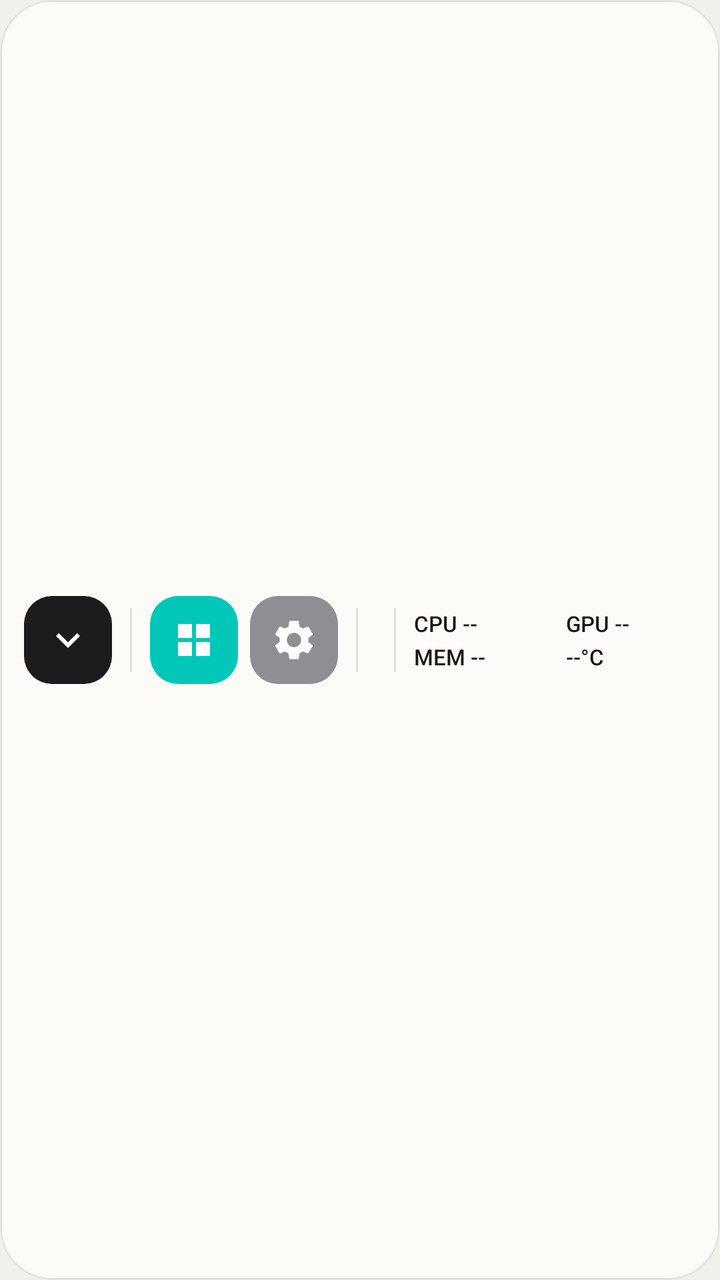
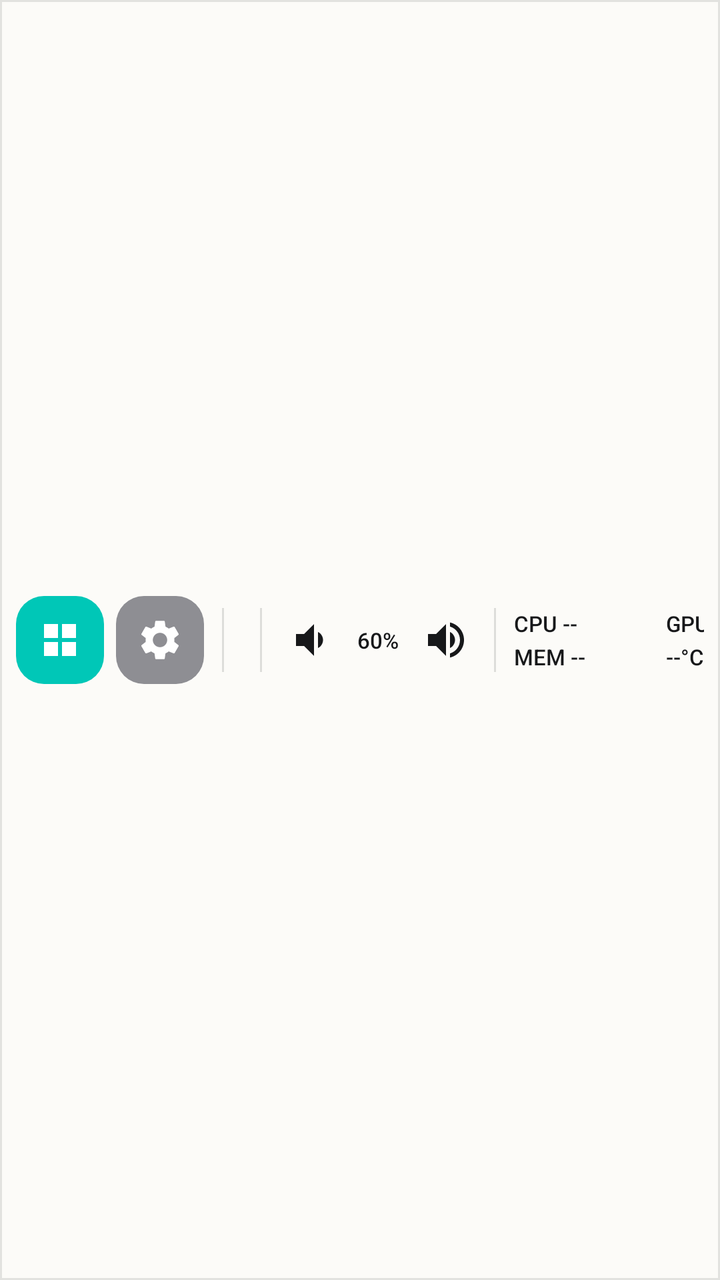

Two renders of the same Android screen: before a commit and after it. Below are the layout's source before the change and the commit's diff.
<!-- AndroidManifest.xml: application theme Theme.MyCarDesk -->
<!-- res/layout/view_dock.xml -->
<?xml version="1.0" encoding="utf-8"?>
<com.google.android.material.card.MaterialCardView xmlns:android="http://schemas.android.com/apk/res/android"
    xmlns:app="http://schemas.android.com/apk/res-auto"
    android:id="@+id/dockRoot"
    android:layout_width="match_parent"
    android:layout_height="104dp"
    app:cardBackgroundColor="@color/dock_surface"
    app:cardCornerRadius="26dp"
    app:cardElevation="0dp"
    app:strokeColor="@color/card_stroke"
    app:strokeWidth="1dp">

    <LinearLayout
        android:id="@+id/dockBar"
        android:layout_width="match_parent"
        android:layout_height="match_parent"
        android:gravity="center_vertical"
        android:orientation="horizontal"
        android:paddingHorizontal="12dp">

        <ImageButton
            android:id="@+id/dockMaster"
            android:layout_width="44dp"
            android:layout_height="44dp"
            android:background="@drawable/bg_quick_button"
            android:backgroundTint="@color/accent_black"
            android:contentDescription="@string/dock_collapse"
            android:padding="10dp"
            android:src="@drawable/ic_chevron_down"
            app:tint="@color/white" />

        <LinearLayout
            android:id="@+id/dockContent"
            android:layout_width="0dp"
            android:layout_height="match_parent"
            android:layout_weight="1"
            android:gravity="center_vertical"
            android:orientation="horizontal">

            <View
                android:layout_width="1dp"
                android:layout_height="32dp"
                android:layout_marginHorizontal="9dp"
                android:background="@color/divider" />

            <ImageButton
                android:id="@+id/dockMenu"
                android:layout_width="44dp"
                android:layout_height="44dp"
                android:background="@drawable/bg_quick_button"
                android:backgroundTint="@color/accent_cyan"
                android:contentDescription="@string/dock_menu"
                android:padding="10dp"
                android:src="@drawable/ic_apps"
                app:tint="@color/white" />

            <ImageButton
                android:id="@+id/dockSettings"
                android:layout_width="44dp"
                android:layout_height="44dp"
                android:layout_marginStart="6dp"
                android:background="@drawable/bg_quick_button"
                android:backgroundTint="@color/accent_gray"
                android:contentDescription="@string/dock_settings"
                android:padding="10dp"
                android:src="@drawable/ic_settings"
                app:tint="@color/white" />

            <View
                android:layout_width="1dp"
                android:layout_height="32dp"
                android:layout_marginHorizontal="9dp"
                android:background="@color/divider" />

            <LinearLayout
                android:id="@+id/dockMusicSection"
                android:layout_width="0dp"
                android:layout_height="match_parent"
                android:layout_weight="1"
                android:gravity="center_vertical"
                android:orientation="horizontal">

                <FrameLayout
                    android:layout_width="44dp"
                    android:layout_height="44dp"
                    android:background="@drawable/bg_album_art"
                    android:clipToOutline="true"
                    android:outlineProvider="background">

                    <ImageView
                        android:layout_width="20dp"
                        android:layout_height="20dp"
                        android:layout_gravity="center"
                        android:contentDescription="@string/media_song"
                        android:src="@drawable/ic_music"
                        app:tint="@color/white" />
                </FrameLayout>

                <LinearLayout
                    android:layout_width="0dp"
                    android:layout_height="wrap_content"
                    android:layout_marginStart="8dp"
                    android:layout_weight="1"
                    android:orientation="vertical">

                    <TextView
                        android:id="@+id/dockMediaTitle"
                        android:layout_width="match_parent"
                        android:layout_height="wrap_content"
                        android:ellipsize="end"
                        android:fontFamily="sans-serif-medium"
                        android:maxLines="1"
                        android:text="@string/media_song"
                        android:textColor="@color/text_primary"
                        android:textSize="13sp" />

                    <TextView
                        android:id="@+id/dockMediaArtist"
                        android:layout_width="match_parent"
                        android:layout_height="wrap_content"
                        android:layout_marginTop="1dp"
                        android:ellipsize="end"
                        android:maxLines="1"
                        android:text="@string/media_artist"
                        android:textColor="@color/text_secondary"
                        android:textSize="10sp" />
                </LinearLayout>

                <ImageButton
                    android:id="@+id/dockPrevious"
                    android:layout_width="30dp"
                    android:layout_height="30dp"
                    android:background="?attr/selectableItemBackgroundBorderless"
                    android:contentDescription="@string/media_previous"
                    android:src="@drawable/ic_prev"
                    app:tint="@color/text_primary" />

                <ImageButton
                    android:id="@+id/dockPlayPause"
                    android:layout_width="30dp"
                    android:layout_height="30dp"
                    android:background="?attr/selectableItemBackgroundBorderless"
                    android:contentDescription="@string/media_pause"
                    android:src="@drawable/ic_pause"
                    app:tint="@color/text_primary" />

                <ImageButton
                    android:id="@+id/dockNext"
                    android:layout_width="30dp"
                    android:layout_height="30dp"
                    android:background="?attr/selectableItemBackgroundBorderless"
                    android:contentDescription="@string/media_next"
                    android:src="@drawable/ic_next"
                    app:tint="@color/text_primary" />
            </LinearLayout>

            <View
                android:layout_width="1dp"
                android:layout_height="32dp"
                android:layout_marginHorizontal="9dp"
                android:background="@color/divider" />

            <LinearLayout
                android:id="@+id/dockPerfSection"
                android:layout_width="wrap_content"
                android:layout_height="wrap_content"
                android:gravity="center_vertical"
                android:orientation="vertical">

                <LinearLayout
                    android:layout_width="wrap_content"
                    android:layout_height="wrap_content"
                    android:orientation="horizontal">

                    <TextView
                        android:id="@+id/dockCpu"
                        android:layout_width="wrap_content"
                        android:layout_height="wrap_content"
                        android:fontFamily="sans-serif-medium"
                        android:minWidth="68dp"
                        android:text="CPU --"
                        android:textColor="@color/text_primary"
                        android:textSize="11sp" />

                    <TextView
                        android:id="@+id/dockGpu"
                        android:layout_width="wrap_content"
                        android:layout_height="wrap_content"
                        android:layout_marginStart="8dp"
                        android:fontFamily="sans-serif-medium"
                        android:minWidth="68dp"
                        android:text="GPU --"
                        android:textColor="@color/text_primary"
                        android:textSize="11sp" />
                </LinearLayout>

                <LinearLayout
                    android:layout_width="wrap_content"
                    android:layout_height="wrap_content"
                    android:layout_marginTop="2dp"
                    android:orientation="horizontal">

                    <TextView
                        android:id="@+id/dockMem"
                        android:layout_width="wrap_content"
                        android:layout_height="wrap_content"
                        android:fontFamily="sans-serif-medium"
                        android:minWidth="68dp"
                        android:text="MEM --"
                        android:textColor="@color/text_primary"
                        android:textSize="11sp" />

                    <TextView
                        android:id="@+id/dockTemp"
                        android:layout_width="wrap_content"
                        android:layout_height="wrap_content"
                        android:layout_marginStart="8dp"
                        android:fontFamily="sans-serif-medium"
                        android:minWidth="68dp"
                        android:text="--°C"
                        android:textColor="@color/text_primary"
                        android:textSize="11sp" />
                </LinearLayout>
            </LinearLayout>

            <View
                android:layout_width="1dp"
                android:layout_height="32dp"
                android:layout_marginHorizontal="9dp"
                android:background="@color/divider" />

            <LinearLayout
                android:id="@+id/dockIoSection"
                android:layout_width="wrap_content"
                android:layout_height="match_parent"
                android:gravity="center_vertical"
                android:orientation="horizontal">

                <LinearLayout
                    android:layout_width="wrap_content"
                    android:layout_height="wrap_content"
                    android:gravity="center_horizontal"
                    android:orientation="vertical">

                    <ImageButton
                        android:id="@+id/dockBluetooth"
                        android:layout_width="38dp"
                        android:layout_height="38dp"
                        android:background="@drawable/bg_quick_button"
                        android:backgroundTint="@color/accent_blue"
                        android:contentDescription="@string/dock_bluetooth"
                        android:padding="9dp"
                        android:src="@drawable/ic_bluetooth"
                        app:tint="@color/white" />

                    <TextView
                        android:id="@+id/dockBtStatus"
                        android:layout_width="72dp"
                        android:layout_height="wrap_content"
                        android:layout_marginTop="2dp"
                        android:ellipsize="end"
                        android:gravity="center"
                        android:maxLines="1"
                        android:text="@string/dock_bt_off"
                        android:textColor="@color/text_secondary"
                        android:textSize="9sp" />
                </LinearLayout>

                <LinearLayout
                    android:layout_width="wrap_content"
                    android:layout_height="wrap_content"
                    android:layout_marginStart="6dp"
                    android:gravity="center_horizontal"
                    android:orientation="vertical">

                    <ImageButton
                        android:id="@+id/dockWifi"
                        android:layout_width="38dp"
                        android:layout_height="38dp"
                        android:background="@drawable/bg_quick_button"
                        android:backgroundTint="@color/accent_cyan"
                        android:contentDescription="@string/dock_wifi"
                        android:padding="9dp"
                        android:src="@drawable/ic_wifi"
                        app:tint="@color/white" />

                    <TextView
                        android:id="@+id/dockWifiStatus"
                        android:layout_width="72dp"
                        android:layout_height="wrap_content"
                        android:layout_marginTop="2dp"
                        android:ellipsize="end"
                        android:gravity="center"
                        android:maxLines="1"
                        android:text="@string/dock_wifi_off"
                        android:textColor="@color/text_secondary"
                        android:textSize="9sp" />
                </LinearLayout>
            </LinearLayout>

            <View
                android:layout_width="1dp"
                android:layout_height="32dp"
                android:layout_marginHorizontal="9dp"
                android:background="@color/divider" />

            <LinearLayout
                android:id="@+id/dockClockSection"
                android:layout_width="wrap_content"
                android:layout_height="wrap_content"
                android:gravity="center_vertical|end"
                android:orientation="vertical"
                android:paddingStart="2dp">

                <TextView
                    android:id="@+id/dockDate"
                    android:layout_width="wrap_content"
                    android:layout_height="wrap_content"
                    android:text="@string/dock_date"
                    android:textColor="@color/text_secondary"
                    android:textSize="10sp" />

                <TextView
                    android:id="@+id/dockClock"
                    android:layout_width="wrap_content"
                    android:layout_height="wrap_content"
                    android:fontFamily="sans-serif-medium"
                    android:text="@string/dock_clock"
                    android:textColor="@color/text_primary"
                    android:textSize="20sp" />
            </LinearLayout>
        </LinearLayout>
    </LinearLayout>
</com.google.android.material.card.MaterialCardView>
<!-- resources referenced by this layout -->
<resources>
  <color name="accent_black">#1C1C1E</color>
  <color name="accent_blue">#0A84FF</color>
  <color name="accent_cyan">#00C7B7</color>
  <color name="accent_gray">#8E8E93</color>
  <color name="card_stroke">#1A000000</color>
  <color name="divider">#1F000000</color>
  <color name="dock_surface">#FCFBF8</color>
  <color name="text_primary">#17181A</color>
  <color name="text_secondary">#6D6F73</color>
  <color name="white">#FFFFFFFF</color>
  <!-- drawable ic_apps (drawable) -->
  <vector xmlns:android="http://schemas.android.com/apk/res/android"
      android:width="24dp"
      android:height="24dp"
      android:viewportWidth="24"
      android:viewportHeight="24">
      <path
          android:fillColor="#FFFFFFFF"
          android:pathData="M4,4h7v7H4zM13,4h7v7h-7zM4,13h7v7H4zM13,13h7v7h-7z" />
  </vector>
  <!-- drawable ic_chevron_down (drawable) -->
  <vector xmlns:android="http://schemas.android.com/apk/res/android"
      android:width="24dp"
      android:height="24dp"
      android:viewportWidth="24"
      android:viewportHeight="24">
      <path
          android:fillColor="#FFFFFFFF"
          android:pathData="M7.41,8.59L12,13.17l4.59,-4.58L18,10l-6,6 -6,-6z" />
  </vector>
  <!-- drawable ic_next (drawable) -->
  <vector xmlns:android="http://schemas.android.com/apk/res/android"
      android:width="24dp"
      android:height="24dp"
      android:viewportWidth="24"
      android:viewportHeight="24">
      <path
          android:fillColor="#FFFFFFFF"
          android:pathData="M16,6h2v12h-2zM6,18l8.5,-6L6,6z" />
  </vector>
  <!-- drawable ic_pause (drawable) -->
  <vector xmlns:android="http://schemas.android.com/apk/res/android"
      android:width="24dp"
      android:height="24dp"
      android:viewportWidth="24"
      android:viewportHeight="24">
      <path
          android:fillColor="#FFFFFFFF"
          android:pathData="M6,19h4V5H6v14zM14,5v14h4V5h-4z" />
  </vector>
  <!-- drawable ic_prev (drawable) -->
  <vector xmlns:android="http://schemas.android.com/apk/res/android"
      android:width="24dp"
      android:height="24dp"
      android:viewportWidth="24"
      android:viewportHeight="24">
      <path
          android:fillColor="#FFFFFFFF"
          android:pathData="M6,6h2v12H6zM9.5,12l8.5,6V6z" />
  </vector>
  <string name="dock_bluetooth">蓝牙</string>
  <string name="dock_bt_off">蓝牙 关闭</string>
  <string name="dock_clock">15:22</string>
  <string name="dock_collapse">收起操作栏</string>
  <string name="dock_date">周六 10月17日</string>
  <string name="dock_menu">应用列表</string>
  <string name="dock_settings">设置</string>
  <string name="dock_wifi">WiFi</string>
  <string name="dock_wifi_off">WiFi 关闭</string>
  <string name="media_artist">周杰伦</string>
  <string name="media_next">下一首</string>
  <string name="media_pause">暂停</string>
  <string name="media_previous">上一首</string>
  <string name="media_song">花海</string>
  <style name="Theme.MyCarDesk" parent="Theme.MyCarDesk.Base" />
  <color name="album_end">#6B3F2A</color>
  <color name="album_start">#D9B36C</color>
  <color name="ripple_light">#33FFFFFF</color>
  <color name="accent_red">#FF3B1F</color>
  <color name="accent_orange">#FF6A00</color>
  <color name="black">#FF000000</color>
  <color name="card_surface">#FBFAF7</color>
  <color name="desktop_background">#F2F0EB</color>
  <!-- unchanged entries left out for length: 7 -->
</resources>

<!-- the commit's change to res/layout/view_dock.xml (unified diff, before → after) -->
@@ -5,7 +5,7 @@
     android:layout_width="match_parent"
     android:layout_height="104dp"
     app:cardBackgroundColor="@color/dock_surface"
-    app:cardCornerRadius="26dp"
+    app:cardCornerRadius="0dp"
     app:cardElevation="0dp"
     app:strokeColor="@color/card_stroke"
     app:strokeWidth="1dp">
@@ -16,18 +16,7 @@
         android:layout_height="match_parent"
         android:gravity="center_vertical"
         android:orientation="horizontal"
-        android:paddingHorizontal="12dp">
-
-        <ImageButton
-            android:id="@+id/dockMaster"
-            android:layout_width="44dp"
-            android:layout_height="44dp"
-            android:background="@drawable/bg_quick_button"
-            android:backgroundTint="@color/accent_black"
-            android:contentDescription="@string/dock_collapse"
-            android:padding="10dp"
-            android:src="@drawable/ic_chevron_down"
-            app:tint="@color/white" />
+        android:paddingHorizontal="8dp">
 
         <LinearLayout
             android:id="@+id/dockContent"
@@ -36,12 +25,6 @@
             android:layout_weight="1"
             android:gravity="center_vertical"
             android:orientation="horizontal">
-
-            <View
-                android:layout_width="1dp"
-                android:layout_height="32dp"
-                android:layout_marginHorizontal="9dp"
-                android:background="@color/divider" />
 
             <ImageButton
                 android:id="@+id/dockMenu"
@@ -81,6 +64,7 @@
                 android:orientation="horizontal">
 
                 <FrameLayout
+                    android:id="@+id/dockAlbumArt"
                     android:layout_width="44dp"
                     android:layout_height="44dp"
                     android:background="@drawable/bg_album_art"
@@ -151,6 +135,51 @@
                     android:background="?attr/selectableItemBackgroundBorderless"
                     android:contentDescription="@string/media_next"
                     android:src="@drawable/ic_next"
+                    app:tint="@color/text_primary" />
+            </LinearLayout>
+
+            <View
+                android:layout_width="1dp"
+                android:layout_height="32dp"
+                android:layout_marginHorizontal="9dp"
+                android:background="@color/divider" />
+
+            <LinearLayout
+                android:id="@+id/dockVolumeSection"
+                android:layout_width="wrap_content"
+                android:layout_height="match_parent"
+                android:gravity="center_vertical"
+                android:orientation="horizontal">
+
+                <ImageButton
+                    android:id="@+id/dockVolumeDown"
+                    android:layout_width="30dp"
+                    android:layout_height="30dp"
+                    android:background="?attr/selectableItemBackgroundBorderless"
+                    android:contentDescription="@string/dock_volume_down"
+                    android:padding="6dp"
+                    android:src="@drawable/ic_volume_down"
+                    app:tint="@color/text_primary" />
+
+                <TextView
+                    android:id="@+id/dockVolume"
+                    android:layout_width="wrap_content"
+                    android:layout_height="wrap_content"
+                    android:fontFamily="sans-serif-medium"
+                    android:gravity="center"
+                    android:minWidth="38dp"
+                    android:text="60%"
+                    android:textColor="@color/text_primary"
+                    android:textSize="11sp" />
+
+                <ImageButton
+                    android:id="@+id/dockVolumeUp"
+                    android:layout_width="30dp"
+                    android:layout_height="30dp"
+                    android:background="?attr/selectableItemBackgroundBorderless"
+                    android:contentDescription="@string/dock_volume_up"
+                    android:padding="6dp"
+                    android:src="@drawable/ic_volume_up"
                     app:tint="@color/text_primary" />
             </LinearLayout>
 
<!-- resource entries referenced after the edit -->
@@ -1,6 +1,5 @@
 <!-- resources referenced by this layout -->
 <resources>
-  <color name="accent_black">#1C1C1E</color>
   <color name="accent_blue">#0A84FF</color>
   <color name="accent_cyan">#00C7B7</color>
   <color name="accent_gray">#8E8E93</color>
@@ -19,16 +18,6 @@
       <path
           android:fillColor="#FFFFFFFF"
           android:pathData="M4,4h7v7H4zM13,4h7v7h-7zM4,13h7v7H4zM13,13h7v7h-7z" />
-  </vector>
-  <!-- drawable ic_chevron_down (drawable) -->
-  <vector xmlns:android="http://schemas.android.com/apk/res/android"
-      android:width="24dp"
-      android:height="24dp"
-      android:viewportWidth="24"
-      android:viewportHeight="24">
-      <path
-          android:fillColor="#FFFFFFFF"
-          android:pathData="M7.41,8.59L12,13.17l4.59,-4.58L18,10l-6,6 -6,-6z" />
   </vector>
   <!-- drawable ic_next (drawable) -->
   <vector xmlns:android="http://schemas.android.com/apk/res/android"
@@ -60,13 +49,34 @@
           android:fillColor="#FFFFFFFF"
           android:pathData="M6,6h2v12H6zM9.5,12l8.5,6V6z" />
   </vector>
+  <!-- drawable ic_volume_down (drawable) -->
+  <vector xmlns:android="http://schemas.android.com/apk/res/android"
+      android:width="24dp"
+      android:height="24dp"
+      android:viewportWidth="24"
+      android:viewportHeight="24">
+      <path
+          android:fillColor="#FFFFFFFF"
+          android:pathData="M18.5,12c0,-1.77 -1.02,-3.29 -2.5,-4.03v8.05c1.48,-0.73 2.5,-2.25 2.5,-4.02zM5,9v6h4l5,5V4L9,9H5z" />
+  </vector>
+  <!-- drawable ic_volume_up (drawable) -->
+  <vector xmlns:android="http://schemas.android.com/apk/res/android"
+      android:width="24dp"
+      android:height="24dp"
+      android:viewportWidth="24"
+      android:viewportHeight="24">
+      <path
+          android:fillColor="#FFFFFFFF"
+          android:pathData="M3,9v6h4l5,5V4L7,9H3zM16.5,12c0,-1.77 -1.02,-3.29 -2.5,-4.03v8.05c1.48,-0.73 2.5,-2.25 2.5,-4.02zM14,3.23v2.06c2.89,0.86 5,3.54 5,6.71s-2.11,5.85 -5,6.71v2.06c4.01,-0.91 7,-4.49 7,-8.77s-2.99,-7.86 -7,-8.77z" />
+  </vector>
   <string name="dock_bluetooth">蓝牙</string>
   <string name="dock_bt_off">蓝牙 关闭</string>
   <string name="dock_clock">15:22</string>
-  <string name="dock_collapse">收起操作栏</string>
   <string name="dock_date">周六 10月17日</string>
   <string name="dock_menu">应用列表</string>
   <string name="dock_settings">设置</string>
+  <string name="dock_volume_down">音量减小</string>
+  <string name="dock_volume_up">音量增加</string>
   <string name="dock_wifi">WiFi</string>
   <string name="dock_wifi_off">WiFi 关闭</string>
   <string name="media_artist">周杰伦</string>
